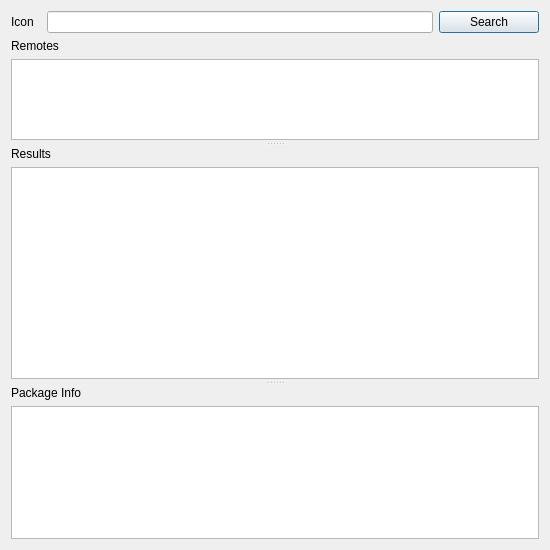
Before: the Qt Designer form src/conan_app_launcher/ui/dialogs/conan_search/conan_search.ui in goszpeti/conan_explorer, drawn with Qt 5.
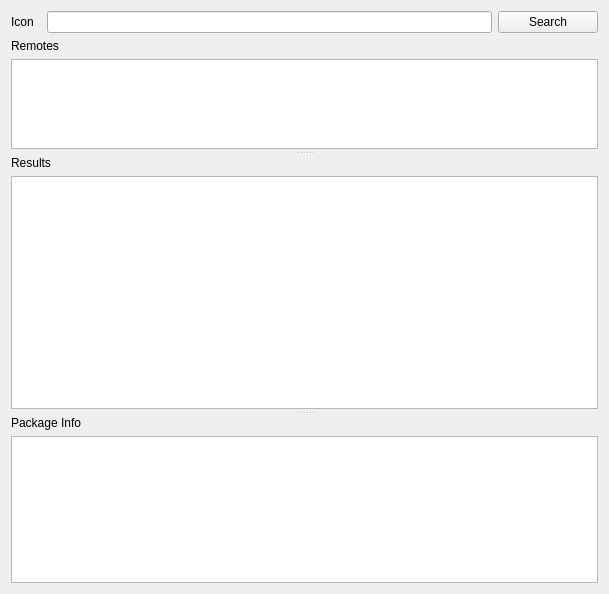
After: the same form once the commit is applied. Custom widgets are drawn as their Qt base class.

Commit message: Add min. and max. window buttons to conan search dialog

What changed in the file:
```diff
--- a/src/conan_app_launcher/ui/dialogs/conan_search/conan_search.ui
+++ b/src/conan_app_launcher/ui/dialogs/conan_search/conan_search.ui
@@ -1,27 +1,15 @@
 <?xml version="1.0" encoding="UTF-8"?>
 <ui version="4.0">
- <class>Dialog</class>
- <widget class="QDialog" name="Dialog">
+ <class>Form</class>
+ <widget class="QWidget" name="Form">
   <property name="geometry">
    <rect>
     <x>0</x>
     <y>0</y>
-    <width>550</width>
-    <height>550</height>
+    <width>609</width>
+    <height>594</height>
    </rect>
   </property>
-  <property name="sizePolicy">
-   <sizepolicy hsizetype="MinimumExpanding" vsizetype="MinimumExpanding">
-    <horstretch>0</horstretch>
-    <verstretch>0</verstretch>
-   </sizepolicy>
-  </property>
-  <property name="minimumSize">
-   <size>
-    <width>550</width>
-    <height>550</height>
-   </size>
-  </property>
   <property name="windowTitle">
    <string>Conan Search</string>
   </property>
@@ -188,7 +176,7 @@
        </item>
       </layout>
      </widget>
-     <widget class="QWidget" name="layoutWidget">
+     <widget class="QWidget" name="layoutWidget_2">
       <layout class="QVBoxLayout" name="results_layout">
        <item>
         <widget class="QLabel" name="results_label">
@@ -236,7 +224,7 @@
        </item>
       </layout>
      </widget>
-     <widget class="QWidget" name="layoutWidget">
+     <widget class="QWidget" name="layoutWidget_3">
       <layout class="QVBoxLayout" name="pkg_info_layout">
        <item>
         <widget class="QLabel" name="package_info_label">
```
Left out of the diff: 2 changed lines with no effect on the pictures. The commit also changes 1 other file.
